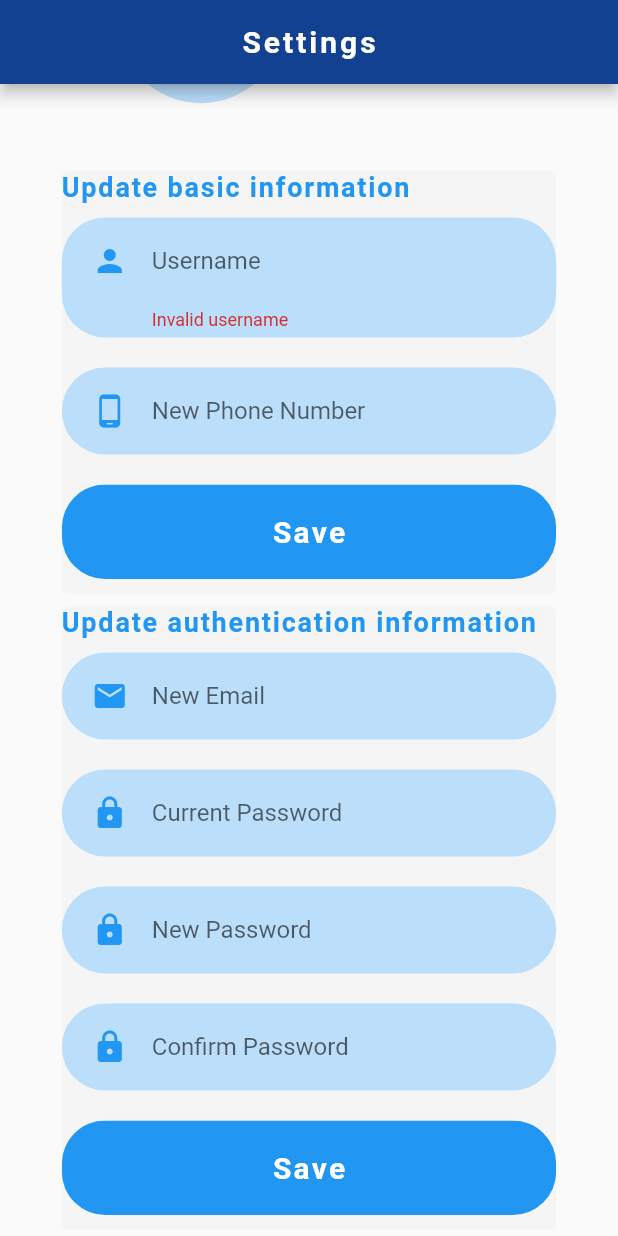
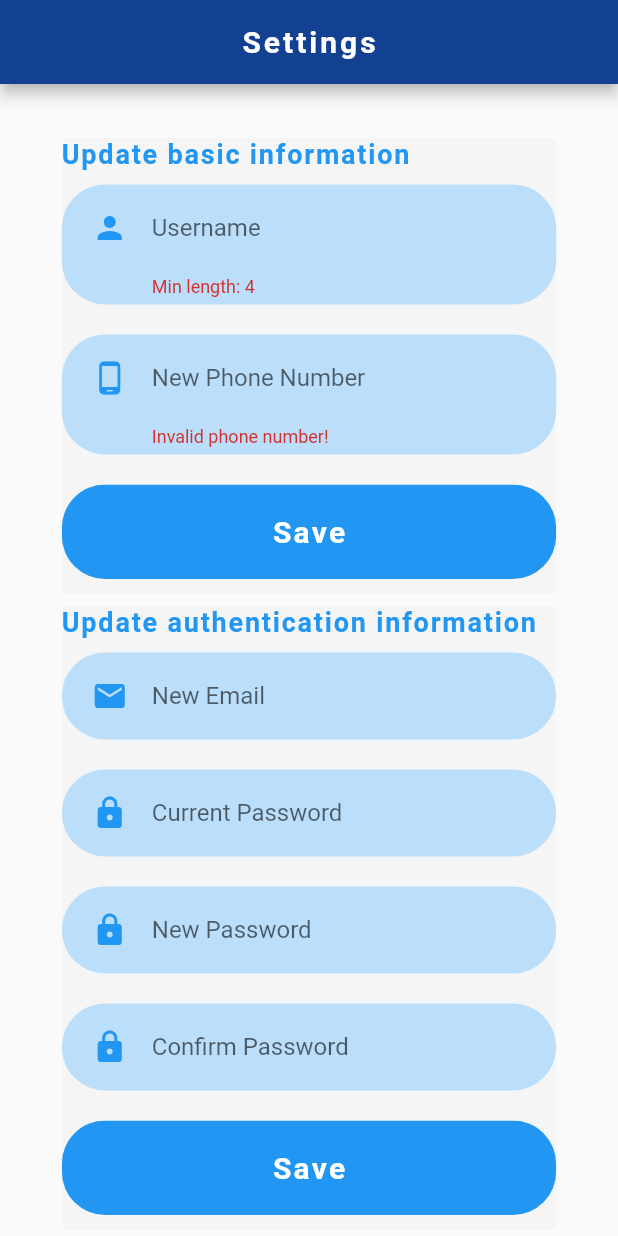
Before and after one commit to YouqinS/ADPProject-NokiaDC, a Flutter app: the Settings screen opened directly with empty values, after a tap on "Save", on a phone screen of 412 x 824 dp. Run offline on Flutter 3.47's test engine with Material 2 defaults, Android fonts, the phone set to English and light mode, and no system bars; our stand-ins replace cloud_firestore, firebase_auth, firebase_core, flutter_map, flutter_spinkit, geolocator and 3 more; missing offline and left inert: qrscans; accounts and stored records are empty.

Commit message:
add "other" field to search function; update validations in settings page

```diff
--- a/RasPiFinder/lib/models/rasps.dart
+++ b/RasPiFinder/lib/models/rasps.dart
@@ -32,7 +32,8 @@ class Rasp {
             this.modelNumber +
             _getUserString(this.finder) +
             _getUserString(this.user) +
-            _getUserString(this.owner))
+            _getUserString(this.owner) +
+            this.other)
         .toLowerCase();
   }
 
--- a/RasPiFinder/lib/profile/setting.dart
+++ b/RasPiFinder/lib/profile/setting.dart
@@ -104,7 +104,8 @@ class SettingsState extends State<Settings> {
                           onSaved: (value) {
                             username = value;
                           },
-                          validateInput: validateUsernameInput,
+                          validateInput: (username) =>
+                              Validator.validateUsername(username.trim()),
                         ),
                         TextInputField(
                           hintText: "New Phone Number",
@@ -113,7 +114,8 @@ class SettingsState extends State<Settings> {
                           onSaved: (value) {
                             phone = value;
                           },
-                          validateInput: validatePhoneInput,
+                          validateInput: (phone) =>
+                              Validator.validatePhoneInput(phone.trim()),
                         ),
                         RoundedButton(
                           text: "Save",
@@ -151,7 +153,8 @@ class SettingsState extends State<Settings> {
                           onSaved: (value) {
                             email = value;
                           },
-                          validateInput: validateEmailInput,
+                          validateInput: (email) =>
+                              Validator.validateEmailInput(email.trim()),
                         ),
                         PasswordInputField(
                           hintText: 'Current Password',
@@ -161,7 +164,8 @@ class SettingsState extends State<Settings> {
                           onSaved: (value) {
                             currentPassword = value;
                           },
-                          validateInput: validatePasswdInput,
+                          validateInput: (password) =>
+                              Validator.validatePasswdInput(password),
                         ),
                         PasswordInputField(
                           hintText: 'New Password',
@@ -171,7 +175,9 @@ class SettingsState extends State<Settings> {
                           onSaved: (value) {
                             password = value;
                           },
-                          validateInput: validatePasswdInput,
+                          validateInput: (password) =>
+                              Validator.validatePasswdInput(password,
+                                  isRequired: false),
                         ),
                         PasswordInputField(
                           hintText: 'Confirm Password',
@@ -196,43 +202,9 @@ class SettingsState extends State<Settings> {
     );
   }
 
-  String validateUsernameInput(String username) {
-    return username != null && username != '' ? null : 'Invalid username';
-  }
-
-  String validateEmailInput(String email) {
-    Pattern pattern =
-        r'^(([^<>()[\]\\.,;:\s@\"]+(\.[^<>()[\]\\.,;:\s@\"]+)*)|(\".+\"))@((\[[0-9]{1,3}\.[0-9]{1,3}\.[0-9]{1,3}\.[0-9]{1,3}\])|(([a-zA-Z\-0-9]+\.)+[a-zA-Z]{2,}))$';
-    RegExp regex = new RegExp(pattern);
-
-    if (null != email && email.isNotEmpty && !regex.hasMatch(email)) {
-      return 'Please enter a valid email !';
-    }
-    return null;
-  }
-
-  String validatePasswdInput(String password) {
-    String pattern =
-        r'^(?=.*?[A-Z])(?=.*?[a-z])(?=.*?[0-9])(?=.*?[!@#\$&*~]).{8,}$';
-    RegExp regExp = new RegExp(pattern);
-    if (null != password && password.isNotEmpty && !regExp.hasMatch(password)) {
-      return 'Password needs to contain at least 8 characters,\n'
-          'with at least one big letter, one small letter,\n'
-          'one special character and one number!';
-    }
-    return null;
-  }
-
   String confirmPasswdInput(String password2) {
     if (null != password && password.isNotEmpty && password != password2) {
       return 'Passwords do not match!';
-    }
-    return null;
-  }
-
-  String validatePhoneInput(String phone) {
-    if (null != phone && phone.isNotEmpty && phone.length < 10) {
-      return 'A valid Finnish phone number contains at least 10 numbers!';
     }
     return null;
   }
```
Also changed, not shown: RasPiFinder/lib/auth/Validator.dart (+13 -10 lines).
